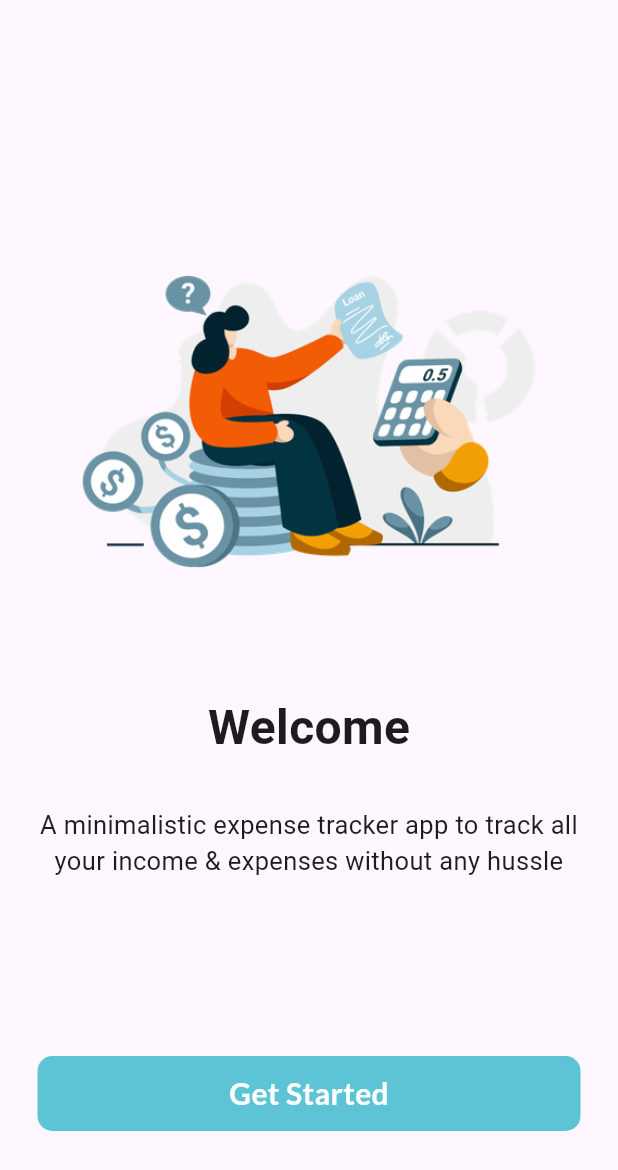
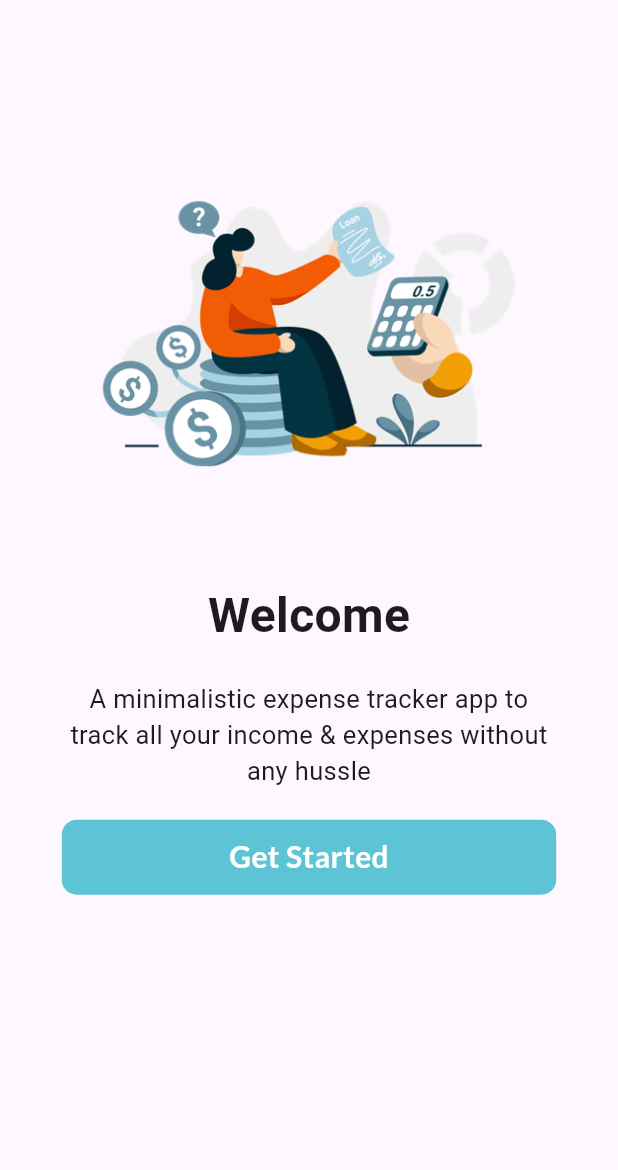
Before and after one commit to nashvak/expense_tracker, a Flutter app: the screen it shows after launch, on a phone screen of 412 x 824 dp. Shown: the top 1170 px of the screen. Run offline on Flutter 3.47's test engine with Material 3 defaults, Android fonts, the phone set to English and light mode, and no system bars; our stand-ins replace curved_navigation_bar, flutter_local_notifications, flutter_slidable, fluttertoast, get, google_fonts and 8 more; accounts and stored records are empty; Roboto replaces fonts that are missing (Gabriela).

```diff
--- a/lib/constatnts/custom_widgets/home_screen/button.dart
+++ b/lib/constatnts/custom_widgets/home_screen/button.dart
@@ -2,7 +2,7 @@ import 'package:expense_tracker/constatnts/custom_widgets/common/sizedbox.dart';
 import 'package:expense_tracker/models/transaction_model/transaction_model.dart';
 
 import 'package:flutter/material.dart';
-import 'package:intl/intl.dart';
+
 import 'package:money_formatter/money_formatter.dart';
 
 import '../../colors.dart';
--- a/lib/main.dart
+++ b/lib/main.dart
@@ -2,12 +2,14 @@ import 'dart:io';
 import 'package:expense_tracker/models/transaction_model/transaction_model.dart';
 import 'package:expense_tracker/view/authentication/splash_screen.dart';
 import 'package:expense_tracker/view/profile/notification/notification_settings.dart';
+
 import 'package:flutter/material.dart';
 import 'package:get/get.dart';
 import 'package:hive_flutter/hive_flutter.dart';
 import 'package:path_provider/path_provider.dart';
 import 'models/auth_model/auth_model.dart';
-// import 'package:timezone/timezone.dart' as tz;
+import 'package:timezone/timezone.dart' as tz;
+import 'package:timezone/data/latest.dart' as tz;
 
 void main() async {
   WidgetsFlutterBinding.ensureInitialized();
@@ -22,8 +24,10 @@ void main() async {
   await Hive.openBox<Transaction>('transactionBox');
   await Hive.openBox<String>('incomeCategoryBox');
   await Hive.openBox<String>('expenseCategoryBox');
-  NotificationServices().initializeNotifications();
-  // tz.initializeTimeZones();
+  // NotificationService().initNotification();
+  tz.initializeTimeZones();
+  // Set the default timezone to India
+  tz.setLocalLocation(tz.getLocation('Asia/Kolkata'));
   runApp(const MyApp());
 }
 
@@ -36,6 +40,12 @@ class MyApp extends StatefulWidget {
 
 class _MyAppState extends State<MyApp> {
   @override
+  void initState() {
+    NotificationServices().initializeNotifications();
+    super.initState();
+  }
+
+  @override
   Widget build(BuildContext context) {
     return const GetMaterialApp(
       debugShowCheckedModeBanner: false,
--- a/lib/view/authentication/get_started.dart
+++ b/lib/view/authentication/get_started.dart
@@ -1,20 +1,28 @@
+import 'package:expense_tracker/constatnts/custom_widgets/common/sizedbox.dart';
 import 'package:expense_tracker/view/authentication/signup.dart';
 import 'package:flutter/material.dart';
 import 'package:get/get.dart';
 import 'package:google_fonts/google_fonts.dart';
 
 import '../../constatnts/custom_widgets/common/button.dart';
-import '../../constatnts/custom_widgets/common/sizedbox.dart';
 
 class GetStartedScreen extends StatelessWidget {
   const GetStartedScreen({super.key});
 
   @override
   Widget build(BuildContext context) {
+    var screenHeight = MediaQuery.of(context).size.height;
+    var screenWidth = MediaQuery.of(context).size.width;
+    print(screenHeight);
+    print(screenWidth);
     return Scaffold(
       body: Padding(
-        padding:
-            const EdgeInsets.only(left: 25, right: 25, top: 100, bottom: 70),
+        padding: EdgeInsets.only(
+          left: screenWidth * 0.10,
+          right: screenWidth * 0.10,
+          top: screenHeight * .07,
+          // bottom: screenHeight * 0.05,
+        ),
         child: Column(
           mainAxisAlignment: MainAxisAlignment.start,
           crossAxisAlignment: CrossAxisAlignment.center,
@@ -27,22 +35,22 @@ class GetStartedScreen extends StatelessWidget {
               style: GoogleFonts.gabriela(
                   fontSize: 32, fontWeight: FontWeight.bold),
             ),
-            height30,
+            BlankSpace(
+              height: screenWidth * 0.05,
+            ),
             const Text(
               'A minimalistic expense tracker app to track all your income & expenses without any hussle',
               textAlign: TextAlign.center,
               style: TextStyle(fontSize: 17),
             ),
-            Expanded(
-              child: Align(
-                alignment: FractionalOffset.bottomCenter,
-                child: SignupButton(
-                  title: "Get Started",
-                  onTap: () {
-                    Get.off(() => const ScreenSignup());
-                  },
-                ),
-              ),
+            BlankSpace(
+              height: screenWidth * 0.05,
+            ),
+            SignupButton(
+              title: "Get Started",
+              onTap: () {
+                Get.off(() => const ScreenSignup());
+              },
             ),
           ],
         ),
--- a/lib/view/authentication/splash_screen.dart
+++ b/lib/view/authentication/splash_screen.dart
@@ -23,6 +23,7 @@ class ScreenSplashState extends State<ScreenSplash> {
 
   @override
   Widget build(BuildContext context) {
+    // var size = MediaQuery.of(context).size.width;
     return Scaffold(
       body: Center(
         child: Column(
--- a/lib/view/transaction/screens/add_transaction/add_transaction.dart
+++ b/lib/view/transaction/screens/add_transaction/add_transaction.dart
@@ -86,7 +86,7 @@ class _ScreenAddTransactionState extends State<ScreenAddTransaction> {
                     onPressed: () async {
                       ToastUtil.showToast("This is a global toast message");
                     },
-                    child: Text('snackbar')),
+                    child: const Text('snackbar')),
                 const CustomToggleSwitch(),
                 const BlankSpace(height: 50),
                 GetBuilder<DatePickerController>(
@@ -211,8 +211,8 @@ class _ScreenAddTransactionState extends State<ScreenAddTransaction> {
                                     color: Appcolor.primaryColor, width: 1),
                               ),
                             ),
-                            validator: (value) =>
-                                value == null ? "Select Payment mode" : null,
+                            // validator: (value) =>
+                            //     value == null ? "Select Payment mode" : null,
                             dropdownColor: Appcolor.tertiaryColor,
                             value: controller.selectedPaymentMode,
                             onChanged: (PaymentMode? newValue) {
--- a/pubspec.yaml
+++ b/pubspec.yaml
@@ -44,7 +44,7 @@ dependencies:
   hive_flutter: ^1.1.0
 
   path_provider: ^2.1.1
-  shared_preferences:
+  shared_preferences: ^2.2.2
   intl: ^0.18.1
   flutter_slidable: ^3.0.0
   image_picker: ^1.0.4
@@ -52,6 +52,8 @@ dependencies:
   flutter_local_notifications: ^16.1.0
   fluttertoast: ^8.2.4
   money_formatter: ^0.0.5
+  timezone: ^0.9.2
+  permission_handler: ^11.0.1
 
 
 
```
Also changed, not shown: lib/controller/date&time_controller/time_picker.dart (+56 -15 lines), lib/view/profile/notification/notification.dart (+50 -15 lines), lib/view/profile/notification/notification_settings.dart (+96 -25 lines), pubspec.lock, 5 other files.
